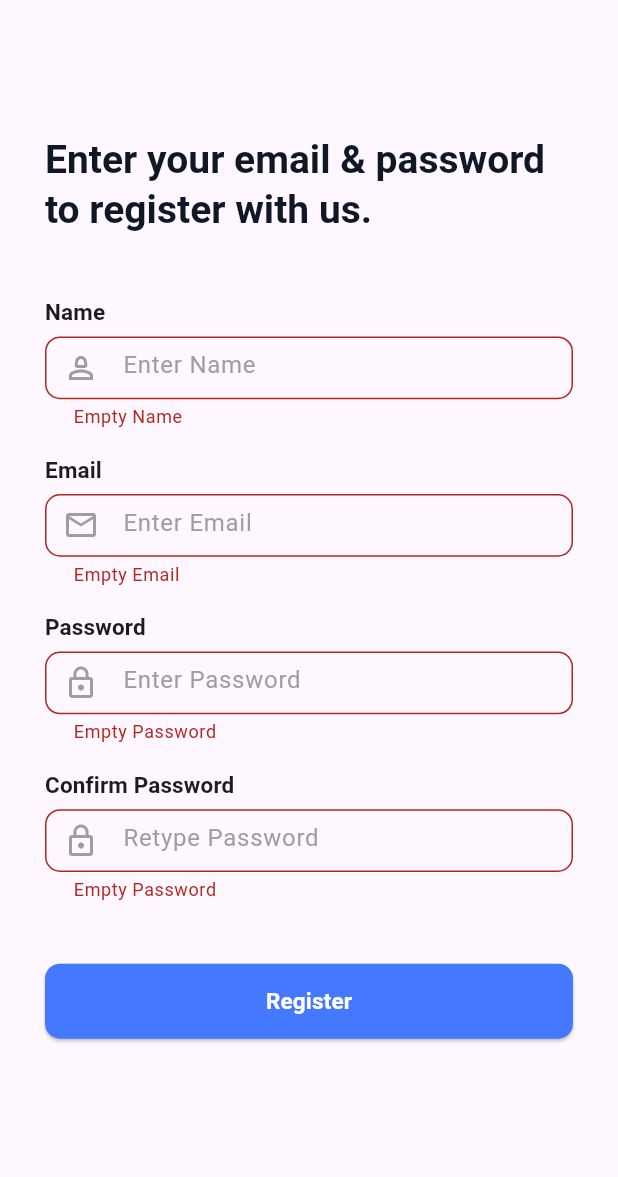
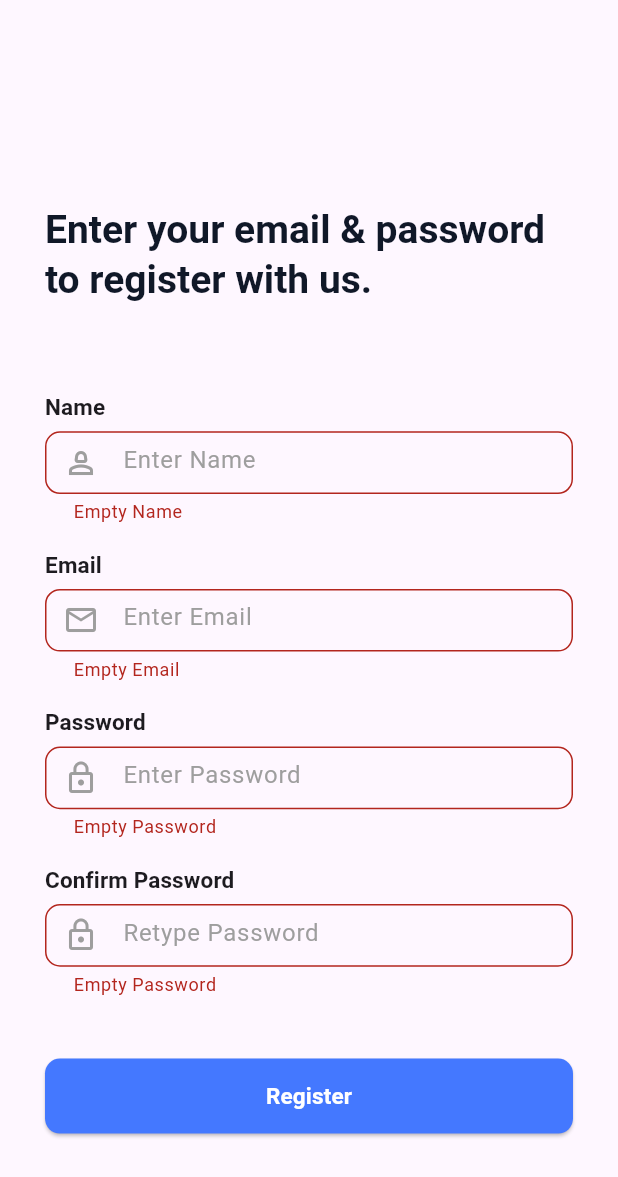
Before and after one commit to Anujit-Datta/social_media_app, a Flutter app: the RegistrationScreen screen opened directly, after a tap on "Register", on a phone screen of 412 x 824 dp. Shown: the top 1177 px of the screen. Run offline on Flutter 3.47's test engine with Material 3 defaults, Android fonts, the phone set to English and light mode, and no system bars; our stand-ins replace cloud_firestore, firebase_auth, firebase_core, get, loading_animation_widget, shared_preferences; accounts and stored records are empty; generated files the repository leaves out were written again.

Commit message:
OSA-17: minor refactoring

```diff
--- a/lib/presentation/screens/registration_screen.dart
+++ b/lib/presentation/screens/registration_screen.dart
@@ -1,5 +1,8 @@
 import 'package:flutter/material.dart';
+import 'package:social_media_app/presentation/controllers/registration_controller.dart';
 import 'package:social_media_app/presentation/utils/app_colors.dart';
+import 'package:get/get.dart';
+import 'package:social_media_app/presentation/widgets/circular_loader.dart';
 
 class RegistrationScreen extends StatefulWidget {
   const RegistrationScreen({super.key});
@@ -15,21 +18,29 @@ class _RegistrationScreenState extends State<RegistrationScreen> {
   final TextEditingController _passwordTEController = TextEditingController();
   final TextEditingController _confirmPasswordTEController =
       TextEditingController();
+  final _fn1 = FocusNode();
+  final _fn2 = FocusNode();
+  final _fn3 = FocusNode();
+  final _fn4 = FocusNode();
+
   @override
   Widget build(BuildContext context) {
     return Scaffold(
-      body: Padding(
+      resizeToAvoidBottomInset: true,
+      body: SingleChildScrollView(
+        child: Padding(
           padding: const EdgeInsets.all(30),
           child: Column(
             mainAxisAlignment: MainAxisAlignment.center,
             crossAxisAlignment: CrossAxisAlignment.start,
             children: [
+              SizedBox(height: MediaQuery.sizeOf(context).height*0.13,),
               Text(
                 'Enter your email & password to register with us.',
                 style: Theme.of(context).textTheme.titleLarge,
               ),
               SizedBox(
-              height: MediaQuery.sizeOf(context).height * 0.05,
+                height: MediaQuery.sizeOf(context).height * 0.07,
               ),
               Form(
                 key: _formKey,
@@ -43,10 +54,26 @@ class _RegistrationScreenState extends State<RegistrationScreen> {
                     SizedBox(
                       height: MediaQuery.sizeOf(context).height * 0.03,
                     ),
-                  ElevatedButton(
-                    onPressed: () {
-                      if (_formKey.currentState!.validate()) {}
+                    GetBuilder<RegistrationController>(
+                      builder: (controller) {
+                        return ElevatedButton(
+                          onPressed: () async{
+                            if (_formKey.currentState!.validate()) {
+                              await controller.register(
+                                name: _nameTEController.text.trim(),
+                                email: _emailTEController.text.trim(),
+                                password: _passwordTEController.text.trim(),
+                              ).then((status){
+                                if(status){
+                                  //Get.offAll(page);
+                                }
+                              });
+
+                            }
                           },
+                          child: Visibility(
+                            visible: !controller.inProgress,
+                            replacement: const CircularLoader(),
                             child: Text(
                               'Register',
                               style: Theme.of(context).textTheme.titleSmall!.copyWith(
@@ -54,11 +81,15 @@ class _RegistrationScreenState extends State<RegistrationScreen> {
                                   ),
                             ),
                           ),
+                        );
+                      }
+                    ),
                     SizedBox(height: MediaQuery.sizeOf(context).height*0.05,),
                   ],
                 ),
               )
             ],
+          ),
         ),
       ),
     );
@@ -77,6 +108,7 @@ class _RegistrationScreenState extends State<RegistrationScreen> {
         ),
         TextFormField(
           controller: _confirmPasswordTEController,
+          focusNode: _fn4,
           cursorColor: AppColors.accentColor,
           decoration: const InputDecoration(
             hintText: 'Retype Password',
@@ -115,11 +147,15 @@ class _RegistrationScreenState extends State<RegistrationScreen> {
         ),
         TextFormField(
           controller: _passwordTEController,
+          focusNode: _fn3,
           cursorColor: AppColors.accentColor,
           decoration: const InputDecoration(
             hintText: 'Enter Password',
             prefixIcon: Icon(Icons.lock_outline),
           ),
+          onFieldSubmitted: (_){
+            _fn4.requestFocus();
+          },
           validator: (input) {
             if (input == null || input == '') {
               return 'Empty Password';
@@ -153,11 +189,15 @@ class _RegistrationScreenState extends State<RegistrationScreen> {
         ),
         TextFormField(
           controller: _emailTEController,
+          focusNode: _fn2,
           cursorColor: AppColors.accentColor,
           decoration: const InputDecoration(
             hintText: 'Enter Email',
             prefixIcon: Icon(Icons.mail_outline),
           ),
+          onFieldSubmitted: (_){
+            _fn3.requestFocus();
+          },
           validator: (input) {
             if (input == null || input == '') {
               return 'Empty Email';
@@ -188,11 +228,15 @@ class _RegistrationScreenState extends State<RegistrationScreen> {
         ),
         TextFormField(
           controller: _nameTEController,
+          focusNode: _fn1,
           cursorColor: AppColors.accentColor,
           decoration: const InputDecoration(
             hintText: 'Enter Name',
             prefixIcon: Icon(Icons.person_2_outlined),
           ),
+          onFieldSubmitted: (_){
+            _fn2.requestFocus();
+          },
           validator: (input) {
             if (input == null || input == '') {
               return 'Empty Name';
```
Lines whose indentation alone changed are shown as unchanged.
